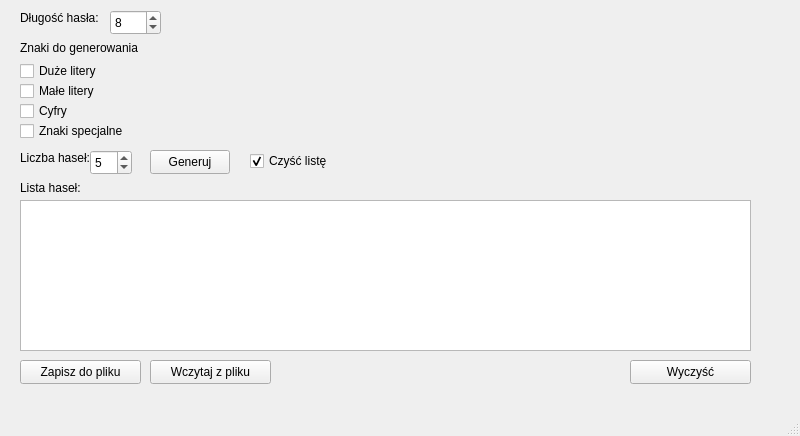
First picture: the form in mainwindow.ui, repository Liskowskyy/passwordGenerator, before the edit.
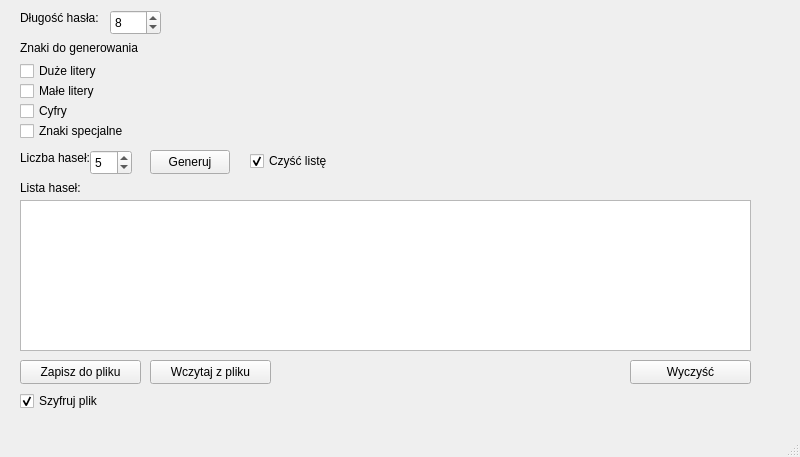
Second picture: the form after the edit.

Commit message: Implemented simple password encryption

```diff
--- a/mainwindow.ui
+++ b/mainwindow.ui
@@ -10,7 +10,7 @@
     <x>0</x>
     <y>0</y>
     <width>800</width>
-    <height>436</height>
+    <height>457</height>
    </rect>
   </property>
   <property name="windowTitle">
@@ -261,6 +261,25 @@
      <string>Wczytaj z pliku</string>
     </property>
    </widget>
+   <widget class="QCheckBox" name="encrypt">
+    <property name="geometry">
+     <rect>
+      <x>20</x>
+      <y>390</y>
+      <width>121</width>
+      <height>22</height>
+     </rect>
+    </property>
+    <property name="toolTip">
+     <string>&lt;html&gt;&lt;head/&gt;&lt;body&gt;&lt;p&gt;Jeżeli zaznaczone, to lista będzie czyszczona przy każdym generowaniu oraz wczytywaniu haseł.&lt;/p&gt;&lt;/body&gt;&lt;/html&gt;</string>
+    </property>
+    <property name="text">
+     <string>Szyfruj plik</string>
+    </property>
+    <property name="checked">
+     <bool>true</bool>
+    </property>
+   </widget>
   </widget>
   <widget class="QMenuBar" name="menubar">
    <property name="geometry">
```
The commit also changes 1 other file.
